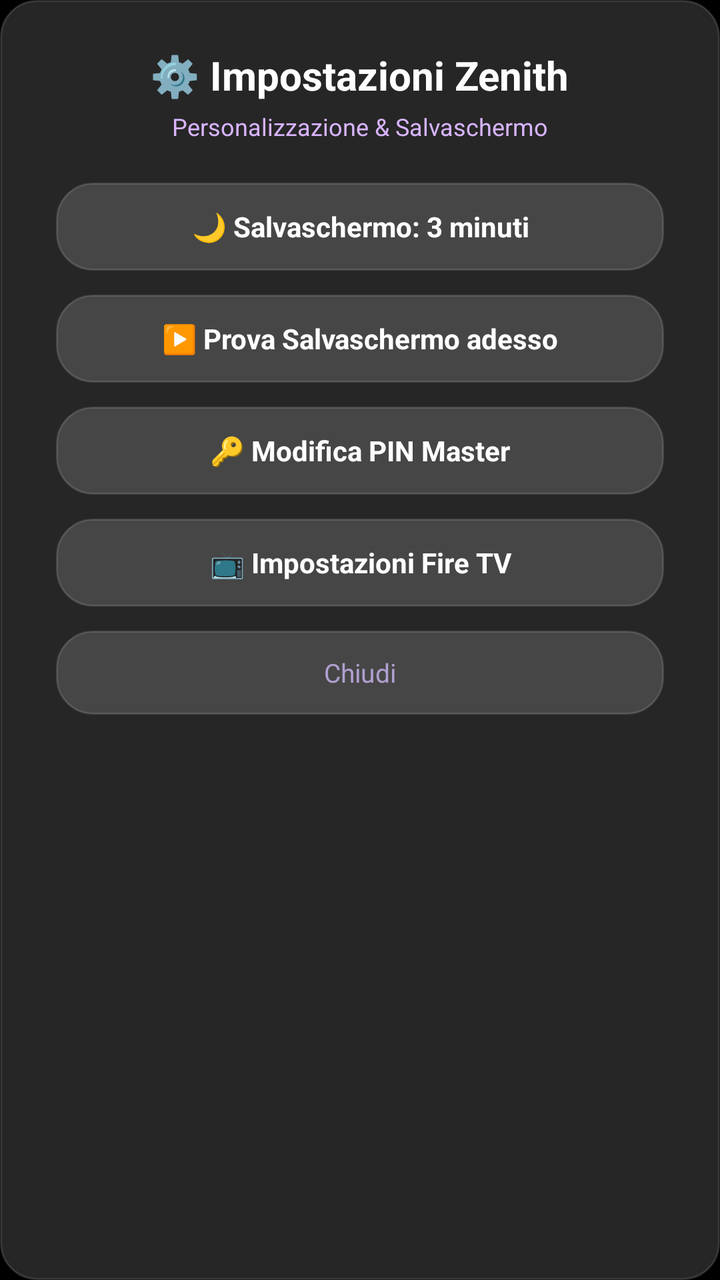
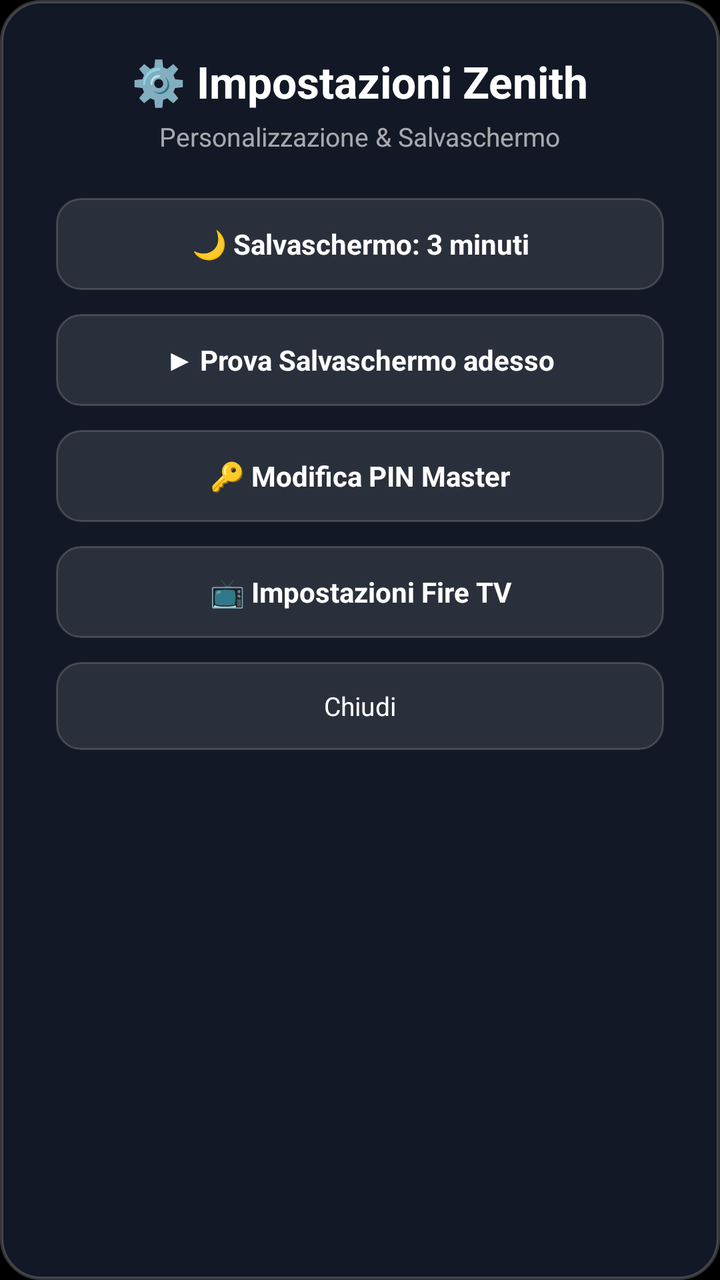

An Android layout rendered at two revisions. The XML below is the earlier revision; the diff shows what the commit changed to produce the second picture.
<!-- AndroidManifest.xml: application theme Theme.Zenith -->
<!-- res/layout/dialog_settings.xml -->
<?xml version="1.0" encoding="utf-8"?>
<LinearLayout xmlns:android="http://schemas.android.com/apk/res/android"
    android:id="@+id/ll_settings_root"
    android:layout_width="400dp"
    android:layout_height="wrap_content"
    android:orientation="vertical"
    android:background="@drawable/pill_bg_normal"
    android:paddingStart="28dp"
    android:paddingEnd="28dp"
    android:paddingTop="24dp"
    android:paddingBottom="24dp"
    android:gravity="center_horizontal">

    <TextView
        android:id="@+id/tv_settings_title"
        android:layout_width="wrap_content"
        android:layout_height="wrap_content"
        android:textColor="@color/text_primary"
        android:textSize="20sp"
        android:textStyle="bold"
        android:text="⚙️ Impostazioni Zenith" />

    <TextView
        android:id="@+id/tv_settings_subtitle"
        android:layout_width="wrap_content"
        android:layout_height="wrap_content"
        android:layout_marginTop="4dp"
        android:layout_marginBottom="20dp"
        android:textColor="@color/accent"
        android:textSize="12sp"
        android:text="Personalizzazione &amp; Salvaschermo" />

    
    <TextView
        android:id="@+id/btn_set_screensaver_timeout"
        android:layout_width="match_parent"
        android:layout_height="44dp"
        android:background="@drawable/pill_background"
        android:focusable="true"
        android:clickable="true"
        android:gravity="center"
        android:text="🌙 Salvaschermo: 3 minuti"
        android:textColor="@color/text_primary"
        android:textSize="14sp"
        android:textStyle="bold" />

    
    <TextView
        android:id="@+id/btn_set_screensaver_test"
        android:layout_width="match_parent"
        android:layout_height="44dp"
        android:layout_marginTop="12dp"
        android:background="@drawable/pill_background"
        android:focusable="true"
        android:clickable="true"
        android:gravity="center"
        android:text="▶️ Prova Salvaschermo adesso"
        android:textColor="@color/text_primary"
        android:textSize="14sp"
        android:textStyle="bold" />

    
    <TextView
        android:id="@+id/btn_set_change_pin"
        android:layout_width="match_parent"
        android:layout_height="44dp"
        android:layout_marginTop="12dp"
        android:background="@drawable/pill_background"
        android:focusable="true"
        android:clickable="true"
        android:gravity="center"
        android:text="🔑 Modifica PIN Master"
        android:textColor="@color/text_primary"
        android:textSize="14sp"
        android:textStyle="bold" />

    
    <TextView
        android:id="@+id/btn_set_firetv"
        android:layout_width="match_parent"
        android:layout_height="44dp"
        android:layout_marginTop="12dp"
        android:background="@drawable/pill_background"
        android:focusable="true"
        android:clickable="true"
        android:gravity="center"
        android:text="📺 Impostazioni Fire TV"
        android:textColor="@color/text_primary"
        android:textSize="14sp"
        android:textStyle="bold" />

    
    <TextView
        android:id="@+id/btn_set_close"
        android:layout_width="match_parent"
        android:layout_height="42dp"
        android:layout_marginTop="12dp"
        android:background="@drawable/pill_background"
        android:focusable="true"
        android:clickable="true"
        android:gravity="center"
        android:text="Chiudi"
        android:textColor="#B0A0D0"
        android:textSize="13sp" />

</LinearLayout>
<!-- resources referenced by this layout -->
<resources>
  <color name="accent">#D8B4FE</color>
  <color name="text_primary">#FFFFFFFF</color>
  <!-- drawable pill_background (drawable) -->
  <?xml version="1.0" encoding="utf-8"?>
  <selector xmlns:android="http://schemas.android.com/apk/res/android">
      <item android:state_focused="true" android:drawable="@drawable/pill_bg_focused" />
      <item android:state_selected="true" android:drawable="@drawable/pill_bg_focused" />
      <item android:state_pressed="true" android:drawable="@drawable/pill_bg_focused" />
      <item android:drawable="@drawable/pill_bg_normal" />
  </selector>
  <!-- drawable pill_bg_normal (drawable) -->
  <?xml version="1.0" encoding="utf-8"?>
  <shape xmlns:android="http://schemas.android.com/apk/res/android"
      android:shape="rectangle">
      <corners android:radius="18dp" />
      <solid android:color="#26FFFFFF" />
      <stroke
          android:width="1dp"
          android:color="#22FFFFFF" />
  </shape>
  <style name="Theme.Zenith" parent="@android:style/Theme.NoTitleBar.Fullscreen">
          <item name="android:windowBackground">@android:color/black</item>
          <item name="android:colorBackground">@android:color/black</item>
          <item name="android:textColorPrimary">@color/text_primary</item>
          <item name="android:textColorSecondary">@color/text_secondary</item>
      </style>
  <!-- drawable pill_bg_focused (drawable) -->
  <?xml version="1.0" encoding="utf-8"?>
  <shape xmlns:android="http://schemas.android.com/apk/res/android"
      android:shape="rectangle">
      <corners android:radius="18dp" />
      <solid android:color="#954A148C" />
      <stroke
          android:width="2dp"
          android:color="#E040FB" />
  </shape>
  <color name="text_secondary">#CCE2D9F3</color>
</resources>

<!-- the commit's change to res/layout/dialog_settings.xml (unified diff, before → after) -->
@@ -1,22 +1,23 @@
 <?xml version="1.0" encoding="utf-8"?>
 <LinearLayout xmlns:android="http://schemas.android.com/apk/res/android"
     android:id="@+id/ll_settings_root"
-    android:layout_width="400dp"
+    android:layout_width="440dp"
     android:layout_height="wrap_content"
+    android:layout_gravity="center"
     android:orientation="vertical"
-    android:background="@drawable/pill_bg_normal"
+    android:background="@drawable/dialog_background"
     android:paddingStart="28dp"
     android:paddingEnd="28dp"
-    android:paddingTop="24dp"
-    android:paddingBottom="24dp"
+    android:paddingTop="26dp"
+    android:paddingBottom="26dp"
     android:gravity="center_horizontal">
 
     <TextView
         android:id="@+id/tv_settings_title"
         android:layout_width="wrap_content"
         android:layout_height="wrap_content"
-        android:textColor="@color/text_primary"
-        android:textSize="20sp"
+        android:textColor="#FFFFFFFF"
+        android:textSize="22sp"
         android:textStyle="bold"
         android:text="⚙️ Impostazioni Zenith" />
 
@@ -25,22 +26,22 @@
         android:layout_width="wrap_content"
         android:layout_height="wrap_content"
         android:layout_marginTop="4dp"
-        android:layout_marginBottom="20dp"
-        android:textColor="@color/accent"
-        android:textSize="12sp"
+        android:layout_marginBottom="22dp"
+        android:textColor="#A0FFFFFF"
+        android:textSize="13sp"
         android:text="Personalizzazione &amp; Salvaschermo" />
 
     
     <TextView
         android:id="@+id/btn_set_screensaver_timeout"
         android:layout_width="match_parent"
-        android:layout_height="44dp"
-        android:background="@drawable/pill_background"
+        android:layout_height="46dp"
+        android:background="@drawable/dialog_button_selector"
         android:focusable="true"
         android:clickable="true"
         android:gravity="center"
         android:text="🌙 Salvaschermo: 3 minuti"
-        android:textColor="@color/text_primary"
+        android:textColor="@color/dialog_button_text_color"
         android:textSize="14sp"
         android:textStyle="bold" />
 
@@ -48,14 +49,14 @@
     <TextView
         android:id="@+id/btn_set_screensaver_test"
         android:layout_width="match_parent"
-        android:layout_height="44dp"
+        android:layout_height="46dp"
         android:layout_marginTop="12dp"
-        android:background="@drawable/pill_background"
+        android:background="@drawable/dialog_button_selector"
         android:focusable="true"
         android:clickable="true"
         android:gravity="center"
-        android:text="▶️ Prova Salvaschermo adesso"
-        android:textColor="@color/text_primary"
+        android:text="▶ Prova Salvaschermo adesso"
+        android:textColor="@color/dialog_button_text_color"
         android:textSize="14sp"
         android:textStyle="bold" />
 
@@ -63,14 +64,14 @@
     <TextView
         android:id="@+id/btn_set_change_pin"
         android:layout_width="match_parent"
-        android:layout_height="44dp"
+        android:layout_height="46dp"
         android:layout_marginTop="12dp"
-        android:background="@drawable/pill_background"
+        android:background="@drawable/dialog_button_selector"
         android:focusable="true"
         android:clickable="true"
         android:gravity="center"
         android:text="🔑 Modifica PIN Master"
-        android:textColor="@color/text_primary"
+        android:textColor="@color/dialog_button_text_color"
         android:textSize="14sp"
         android:textStyle="bold" />
 
@@ -78,14 +79,14 @@
     <TextView
         android:id="@+id/btn_set_firetv"
         android:layout_width="match_parent"
-        android:layout_height="44dp"
+        android:layout_height="46dp"
         android:layout_marginTop="12dp"
-        android:background="@drawable/pill_background"
+        android:background="@drawable/dialog_button_selector"
         android:focusable="true"
         android:clickable="true"
         android:gravity="center"
         android:text="📺 Impostazioni Fire TV"
-        android:textColor="@color/text_primary"
+        android:textColor="@color/dialog_button_text_color"
         android:textSize="14sp"
         android:textStyle="bold" />
 
@@ -93,14 +94,14 @@
     <TextView
         android:id="@+id/btn_set_close"
         android:layout_width="match_parent"
-        android:layout_height="42dp"
+        android:layout_height="44dp"
         android:layout_marginTop="12dp"
-        android:background="@drawable/pill_background"
+        android:background="@drawable/dialog_button_selector"
         android:focusable="true"
         android:clickable="true"
         android:gravity="center"
         android:text="Chiudi"
-        android:textColor="#B0A0D0"
+        android:textColor="@color/dialog_button_text_color"
         android:textSize="13sp" />
 
 </LinearLayout>
<!-- resource entries referenced after the edit -->
@@ -1,41 +1,44 @@
 <!-- resources referenced by this layout -->
 <resources>
-  <color name="accent">#D8B4FE</color>
-  <color name="text_primary">#FFFFFFFF</color>
-  <!-- drawable pill_background (drawable) -->
-  <?xml version="1.0" encoding="utf-8"?>
-  <selector xmlns:android="http://schemas.android.com/apk/res/android">
-      <item android:state_focused="true" android:drawable="@drawable/pill_bg_focused" />
-      <item android:state_selected="true" android:drawable="@drawable/pill_bg_focused" />
-      <item android:state_pressed="true" android:drawable="@drawable/pill_bg_focused" />
-      <item android:drawable="@drawable/pill_bg_normal" />
-  </selector>
-  <!-- drawable pill_bg_normal (drawable) -->
+  <!-- drawable dialog_background (drawable) -->
   <?xml version="1.0" encoding="utf-8"?>
   <shape xmlns:android="http://schemas.android.com/apk/res/android"
       android:shape="rectangle">
-      <corners android:radius="18dp" />
-      <solid android:color="#26FFFFFF" />
-      <stroke
-          android:width="1dp"
-          android:color="#22FFFFFF" />
+      <corners android:radius="20dp" />
+      <solid android:color="#F2141A28" />
+      <stroke android:width="1.5dp" android:color="#35FFFFFF" />
   </shape>
+  <!-- drawable dialog_button_selector (drawable) -->
+  <?xml version="1.0" encoding="utf-8"?>
+  <selector xmlns:android="http://schemas.android.com/apk/res/android">
+      <item android:state_focused="true">
+          <shape android:shape="rectangle">
+              <corners android:radius="12dp" />
+              <solid android:color="#FFFFFFFF" />
+              <stroke android:width="2dp" android:color="#FFFFFFFF" />
+          </shape>
+      </item>
+      <item android:state_pressed="true">
+          <shape android:shape="rectangle">
+              <corners android:radius="12dp" />
+              <solid android:color="#D0FFFFFF" />
+          </shape>
+      </item>
+      <item>
+          <shape android:shape="rectangle">
+              <corners android:radius="12dp" />
+              <solid android:color="#1AFFFFFF" />
+              <stroke android:width="1dp" android:color="#2AFFFFFF" />
+          </shape>
+      </item>
+  </selector>
+  <color name="text_primary">#FFFFFFFF</color>
   <style name="Theme.Zenith" parent="@android:style/Theme.NoTitleBar.Fullscreen">
           <item name="android:windowBackground">@android:color/black</item>
           <item name="android:colorBackground">@android:color/black</item>
           <item name="android:textColorPrimary">@color/text_primary</item>
           <item name="android:textColorSecondary">@color/text_secondary</item>
       </style>
-  <!-- drawable pill_bg_focused (drawable) -->
-  <?xml version="1.0" encoding="utf-8"?>
-  <shape xmlns:android="http://schemas.android.com/apk/res/android"
-      android:shape="rectangle">
-      <corners android:radius="18dp" />
-      <solid android:color="#954A148C" />
-      <stroke
-          android:width="2dp"
-          android:color="#E040FB" />
-  </shape>
   <color name="text_secondary">#CCE2D9F3</color>
 </resources>
 
